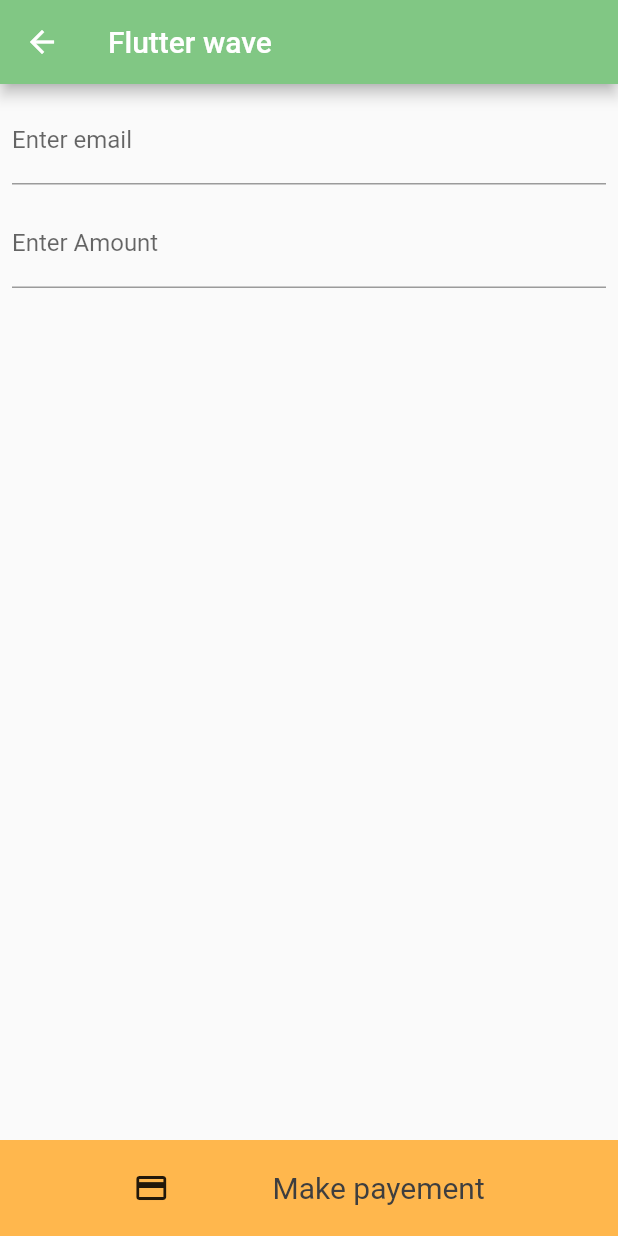
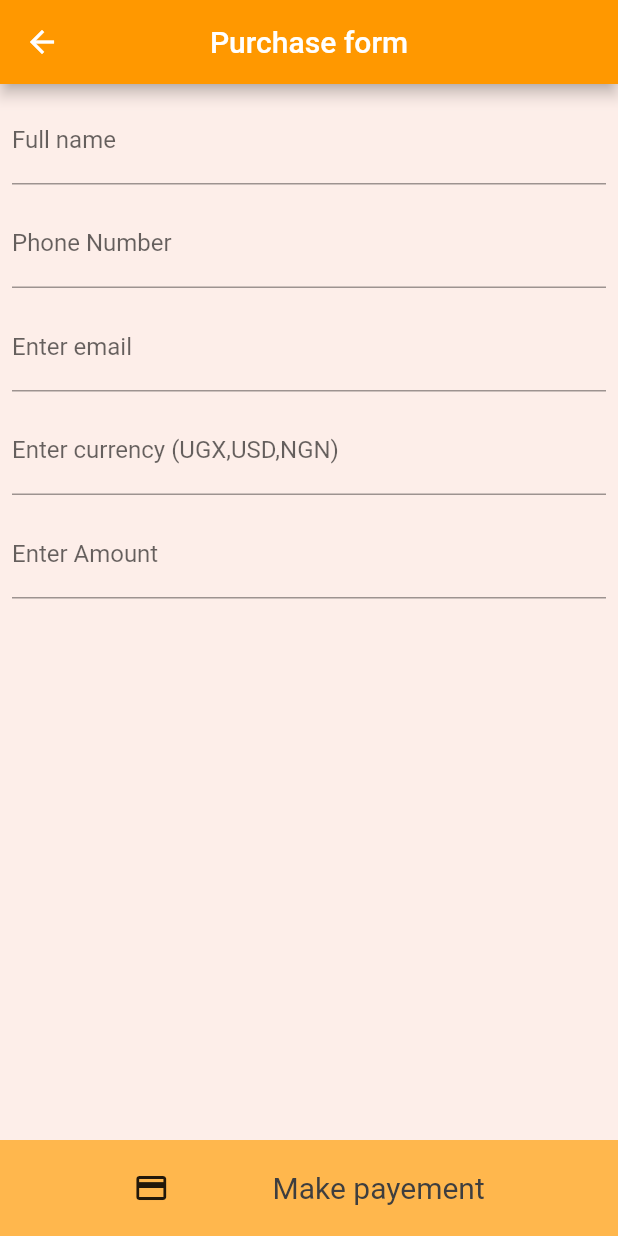
Before and after one commit to Bamwesigye-Calvin-Kiiza/easycoffee, a Flutter app: the farm_tools_screen screen opened directly, on a phone screen of 412 x 824 dp. Run offline on Flutter 3.47's test engine with Material 2 defaults, Android fonts, the phone set to English and light mode, and no system bars; our stand-ins replace awesome_snackbar_content, cloud_firestore, dio, firebase_auth, firebase_core, firebase_storage and 5 more; missing offline and left inert: flutter_google_places, flutterwave, google_api_headers, google_maps_webservice; accounts and stored records are empty.

Commit message:
ui completion

```diff
--- a/easy_coffee_copy/easy_coffee_copy_1/lib/components/flutterwave.dart
+++ b/easy_coffee_copy/easy_coffee_copy_1/lib/components/flutterwave.dart
@@ -31,6 +31,9 @@
 class _farm_tools_screenState extends State<farm_tools_screen> {
   TextEditingController _email = TextEditingController();
   TextEditingController _amount = TextEditingController();
+  TextEditingController _currency = TextEditingController();
+  TextEditingController _fullname = TextEditingController();
+  TextEditingController _contact = TextEditingController();
 
   String _ref;
 
@@ -58,15 +61,30 @@
   Widget build(BuildContext context) {
     return Scaffold(
       appBar: AppBar(
-        backgroundColor: Colors.green.shade300,
-        title: Text('Flutter wave'),
+        backgroundColor: Colors.orange.shade500,
+        title: Text('Purchase form'),
+        centerTitle: true,
       ),
-      body: Stack(
+      body: Container(
+        color: Color.fromARGB(255, 253, 238, 233),
+        child: Stack(
           children: [
             Padding(
               padding: const EdgeInsets.all(8.0),
               child: Column(
                 children: [
+                  Container(
+                      margin: EdgeInsets.only(bottom: 10),
+                      child: TextFormField(
+                        controller: _fullname,
+                        decoration: InputDecoration(labelText: 'Full name'),
+                      )),
+                  Container(
+                      margin: EdgeInsets.only(bottom: 10),
+                      child: TextFormField(
+                        controller: _contact,
+                        decoration: InputDecoration(labelText: 'Phone Number'),
+                      )),
                   Container(
                     margin: EdgeInsets.only(bottom: 10),
                     child: TextFormField(
@@ -77,10 +95,17 @@
                   Container(
                       margin: EdgeInsets.only(bottom: 10),
                       child: TextFormField(
+                        controller: _currency,
+                        decoration: InputDecoration(
+                            labelText: 'Enter currency (UGX,USD,NGN)'),
+                      )),
+                  Container(
+                    margin: EdgeInsets.only(bottom: 10),
+                    child: TextFormField(
                       controller: _amount,
                       decoration: InputDecoration(labelText: 'Enter Amount'),
                     ),
-                )
+                  ),
                 ],
               ),
             ),
@@ -91,13 +116,17 @@
                 onTap: () {
                   final email = _email.text;
                   final amount = _amount.text;
+                  final currency = _currency.text;
+                  final fullname = _fullname.text;
+                  final phone_number = _contact.text;
 
-                if (email.isEmpty || amount.isEmpty) {
+                  if (email.isEmpty || amount.isEmpty||currency.isEmpty||phone_number.isEmpty||fullname.isEmpty) {
                     ScaffoldMessenger.of(context).showSnackBar(
-                      SnackBar(content: Text('Fields are empty')));
+                        SnackBar(content: Text('Please fill all fields')));
                   } else {
                     //proceed to flutterwave payment
-                  _makepayment(context,email.trim(),amount.trim());
+                    _makepayment(context, email.trim(), amount.trim(),
+                        currency.trim(), fullname, phone_number.trim());
                   }
                 },
                 child: Container(
@@ -119,31 +148,33 @@
             )
           ],
         ),
+      ),
     );
   }
 
-  Future<void> _makepayment(
-      BuildContext context, String email, String amount) async {
+  Future<void> _makepayment(BuildContext context, String email, String amount,
+      String currency, String fullname, String phone_number) async {
     try {
       Flutterwave flutterwave = Flutterwave.forUIPayment(
           context: this.context,
           encryptionKey: "FLWSECK_TEST446c4063b52a",
           publicKey: "FLWPUBK_TEST-e472e6cf586e3dde1dc7749b38fdbd39-X",
-          currency: "ugx",
+          currency: currency,
           amount: amount,
           email: email,
-          fullName: "Bamwesigye",
+          fullName: fullname,
           txRef: _ref,
           isDebugMode: true,
-          phoneNumber: "+256000000",
+          phoneNumber: phone_number,
           acceptCardPayment: false,
-          acceptUSSDPayment: false,
+          acceptUSSDPayment: true,
           acceptAccountPayment: false,
           acceptFrancophoneMobileMoney: false,
           acceptGhanaPayment: false,
-          acceptMpesaPayment: false,
-          acceptRwandaMoneyPayment: false,
+          acceptMpesaPayment: true,
+          acceptRwandaMoneyPayment: true,
           acceptUgandaPayment: true,
+          acceptBankTransfer: false,
           acceptZambiaPayment: false);
 
       final ChargeResponse response =
@@ -155,7 +186,6 @@
         if (response.status == "success") {
           print(response.data);
           print(response.message);
-
         } else {
           print(response.message);
         }
```
Also changed, not shown: easy_coffee_copy/easy_coffee_copy_1/lib/components/body1.dart (+17 -6 lines), easy_coffee_copy/easy_coffee_copy_1/lib/components/coffee_well_being.dart (+2 -8 lines), easy_coffee_copy/easy_coffee_copy_1/lib/components/coffee_well_being_body.dart (added, +58 -0 lines), easy_coffee_copy/easy_coffee_copy_1/lib/map.dart (+5 -5 lines), easy_coffee_copy/easy_coffee_copy_1/lib/models/farmtools_model.dart (+23 -14 lines), easy_coffee_copy/easy_coffee_copy_1/lib/screen/login_screen.dart (+4 -4 lines), easy_coffee_copy/easy_coffee_copy_1/lib/screens/home/menu_bar.dart (+27 -22 lines), easy_coffee_copy/easy_coffee_copy_1/pubspec.lock. Lines whose indentation alone changed are shown as unchanged.
